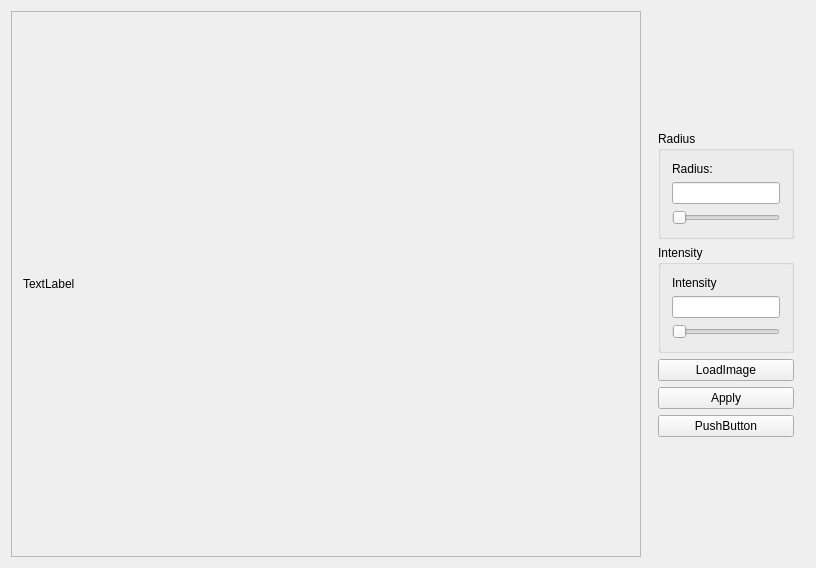
The window that widget.ui (HO-COOH/CS4650-Project) describes before a commit, drawn with Qt 5.
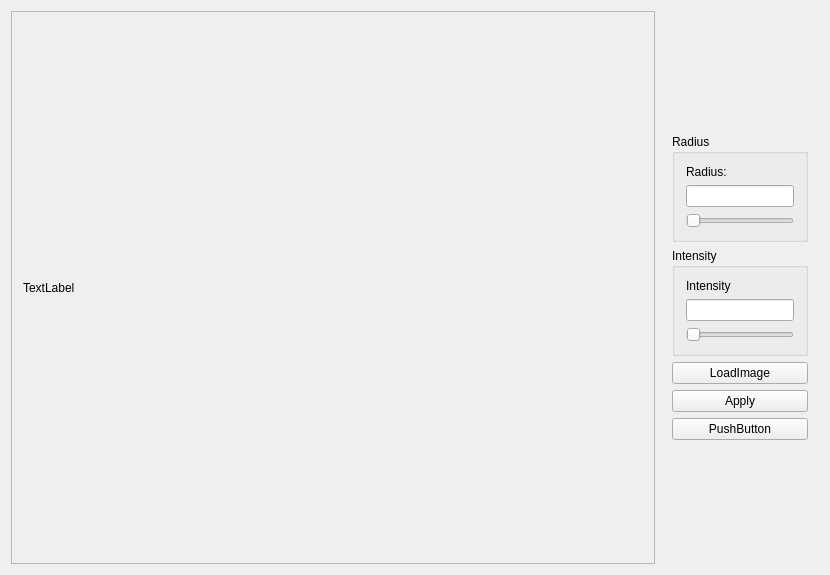
The same window after the commit.

```diff
--- a/widget.ui
+++ b/widget.ui
@@ -6,8 +6,8 @@
    <rect>
     <x>0</x>
     <y>0</y>
-    <width>816</width>
-    <height>568</height>
+    <width>830</width>
+    <height>575</height>
    </rect>
   </property>
   <property name="windowTitle">
```
